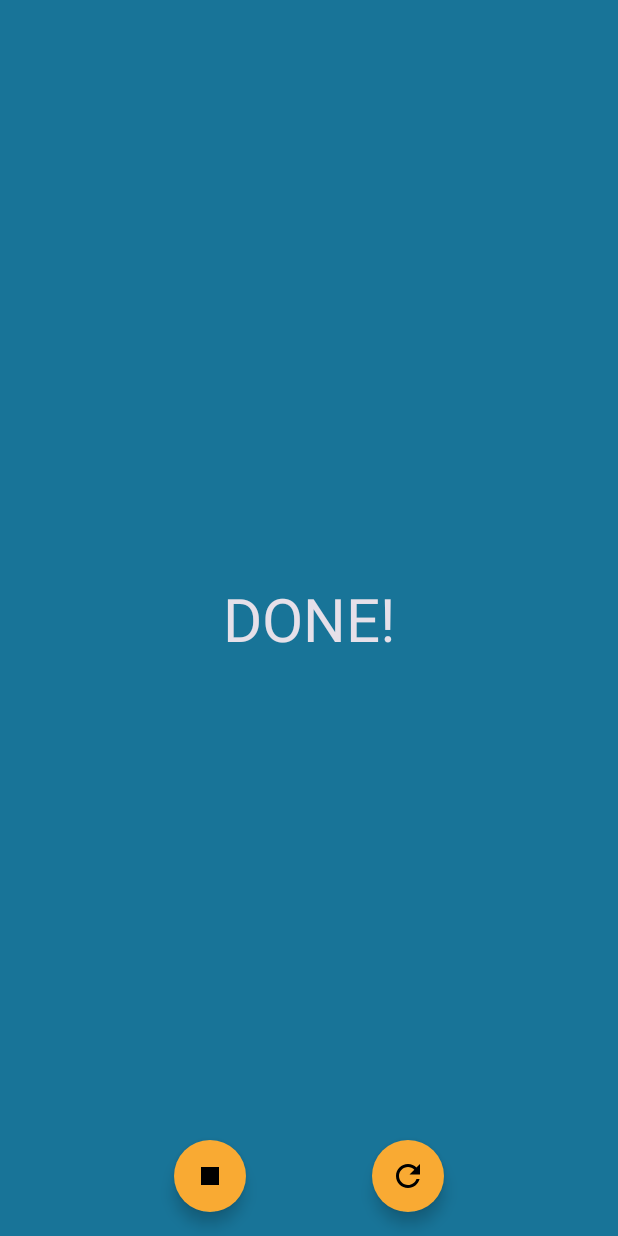
After one commit to lucianosantosdev/IntervalTimer, an Android app: the TimerFinishedFragment screen opened through its navigation route, on a phone screen of 412 x 824 dp. The commit adds this screen. Run offline under Robolectric (Android 15) with nearby library versions, the phone set to English and light mode, and no system bars; plain views replace BoxInsetLayout.

Commit message:
Create TimerFinishedFragment

```diff
--- /dev/null
+++ b/wear/src/main/java/dev/lucianosantos/intervaltimer/TimerFinishedFragment.kt
@@ -0,0 +1,48 @@
+package dev.lucianosantos.intervaltimer
+
+import android.os.Bundle
+import android.view.LayoutInflater
+import android.view.View
+import android.view.ViewGroup
+import androidx.core.content.ContextCompat
+import androidx.fragment.app.Fragment
+import androidx.fragment.app.viewModels
+import androidx.navigation.fragment.findNavController
+import androidx.navigation.fragment.navArgs
+import dev.lucianosantos.intervaltimer.core.data.TimerSettings
+import dev.lucianosantos.intervaltimer.core.data.TimerState
+import dev.lucianosantos.intervaltimer.core.utils.BeepHelper
+import dev.lucianosantos.intervaltimer.core.utils.CountDownTimerHelper
+import dev.lucianosantos.intervaltimer.core.viewmodels.TimerViewModel
+import dev.lucianosantos.intervaltimer.databinding.FragmentTimerFinishedBinding
+import dev.lucianosantos.intervaltimer.databinding.FragmentTimerRunningBinding
+
+/**
+ * A simple [Fragment] subclass.
+ * Use the [TimerFinishedFragment.newInstance] factory method to
+ * create an instance of this fragment.
+ */
+class TimerFinishedFragment : Fragment() {
+    private var _binding: FragmentTimerFinishedBinding? = null
+    private val binding get() = _binding!!
+
+    override fun onCreateView(
+        inflater: LayoutInflater, container: ViewGroup?,
+        savedInstanceState: Bundle?
+    ): View? {
+        _binding = FragmentTimerFinishedBinding.inflate(inflater, container, false)
+        return binding.root
+    }
+
+    override fun onViewCreated(view: View, savedInstanceState: Bundle?) {
+        super.onViewCreated(view, savedInstanceState)
+
+        binding.backToBeginButton.setOnClickListener {
+            findNavController().navigate(R.id.action_timerFinishedFragment_to_setupSectionsFragment)
+        }
+
+        binding.restartButton.setOnClickListener {
+            findNavController().navigateUp()
+        }
+    }
+}
--- a/wear/src/main/java/dev/lucianosantos/intervaltimer/TimerRunningFragment.kt
+++ b/wear/src/main/java/dev/lucianosantos/intervaltimer/TimerRunningFragment.kt
@@ -57,8 +57,7 @@ class TimerRunningFragment : Fragment() {
             binding.remainingSectionsTextView.text = it.remainingSections.toString()
 
             if (it.timerState == TimerState.FINISHED) {
-                binding.backToBeginButton.visibility = View.VISIBLE
-                binding.restartButton.visibility = View.VISIBLE
+                findNavController().navigate(R.id.action_timerRunningFragment_to_timerFinishedFragment)
             } else if (it.timerState == TimerState.PREPARE) {
                 binding.backToBeginButton.visibility = View.INVISIBLE
                 binding.restartButton.visibility = View.INVISIBLE
--- /dev/null
+++ b/wear/src/main/res/layout/fragment_timer_finished.xml
@@ -0,0 +1,47 @@
+<?xml version="1.0" encoding="utf-8"?>
+<androidx.constraintlayout.widget.ConstraintLayout xmlns:android="http://schemas.android.com/apk/res/android"
+    xmlns:app="http://schemas.android.com/apk/res-auto"
+    xmlns:tools="http://schemas.android.com/tools"
+    android:layout_width="match_parent"
+    android:layout_height="match_parent"
+    android:background="@color/blue"
+    tools:context=".TimerFinishedFragment">
+
+    <TextView
+        android:id="@+id/remainingSectionsTextView"
+        android:layout_width="wrap_content"
+        android:layout_height="wrap_content"
+        android:textAppearance="@style/TextAppearance.AppCompat.Large"
+        app:layout_constraintBottom_toTopOf="@+id/timerTextView"
+        app:layout_constraintEnd_toEndOf="parent"
+        app:layout_constraintStart_toStartOf="parent" />
+
+    <TextView
+        android:id="@+id/timerTextView"
+        android:layout_width="wrap_content"
+        android:layout_height="wrap_content"
+        android:text="@string/state_finished_text"
+        android:textAppearance="@style/TimerTextAppearance"
+        app:layout_constraintBottom_toBottomOf="parent"
+        app:layout_constraintEnd_toEndOf="parent"
+        app:layout_constraintStart_toStartOf="parent"
+        app:layout_constraintTop_toTopOf="parent" />
+
+    <com.google.android.material.button.MaterialButton
+        android:id="@+id/backToBeginButton"
+        style="@style/FAB"
+        android:layout_marginStart="32dp"
+        app:icon="@drawable/ic_baseline_stop_24"
+        app:layout_constraintBottom_toBottomOf="parent"
+        app:layout_constraintEnd_toStartOf="@+id/restartButton"
+        app:layout_constraintStart_toStartOf="parent" />
+
+    <com.google.android.material.button.MaterialButton
+        android:id="@+id/restartButton"
+        style="@style/FAB"
+        android:layout_marginEnd="32dp"
+        app:icon="@drawable/ic_baseline_refresh_24"
+        app:layout_constraintBottom_toBottomOf="parent"
+        app:layout_constraintEnd_toEndOf="parent"
+        app:layout_constraintStart_toEndOf="@+id/backToBeginButton" />
+</androidx.constraintlayout.widget.ConstraintLayout>
--- a/wear/src/main/res/navigation/nav_graph.xml
+++ b/wear/src/main/res/navigation/nav_graph.xml
@@ -49,5 +49,17 @@
             app:destination="@id/setupSectionsFragment"
             app:popUpTo="@id/setupSectionsFragment"
             app:popUpToInclusive="true" />
+        <action
+            android:id="@+id/action_timerRunningFragment_to_timerFinishedFragment"
+            app:destination="@id/timerFinishedFragment" />
+    </fragment>
+    <fragment
+        android:id="@+id/timerFinishedFragment"
+        android:name="dev.lucianosantos.intervaltimer.TimerFinishedFragment"
+        android:label="fragment_timer_finished"
+        tools:layout="@layout/fragment_timer_finished" >
+        <action
+            android:id="@+id/action_timerFinishedFragment_to_setupSectionsFragment"
+            app:destination="@id/setupSectionsFragment" />
     </fragment>
 </navigation>
```
